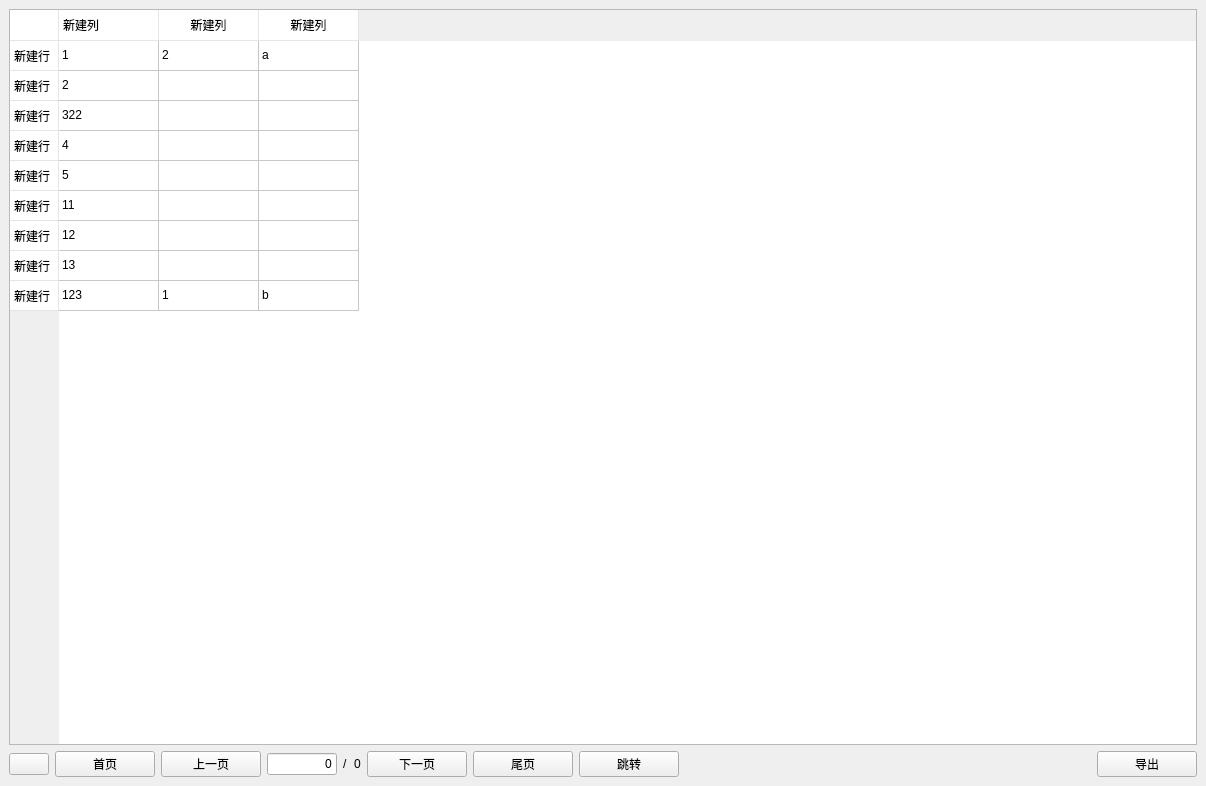
This is ui/PageTableWidget.ui in lj786824023/ljz-tools as Qt 5 draws it before an edit. The edited form follows.
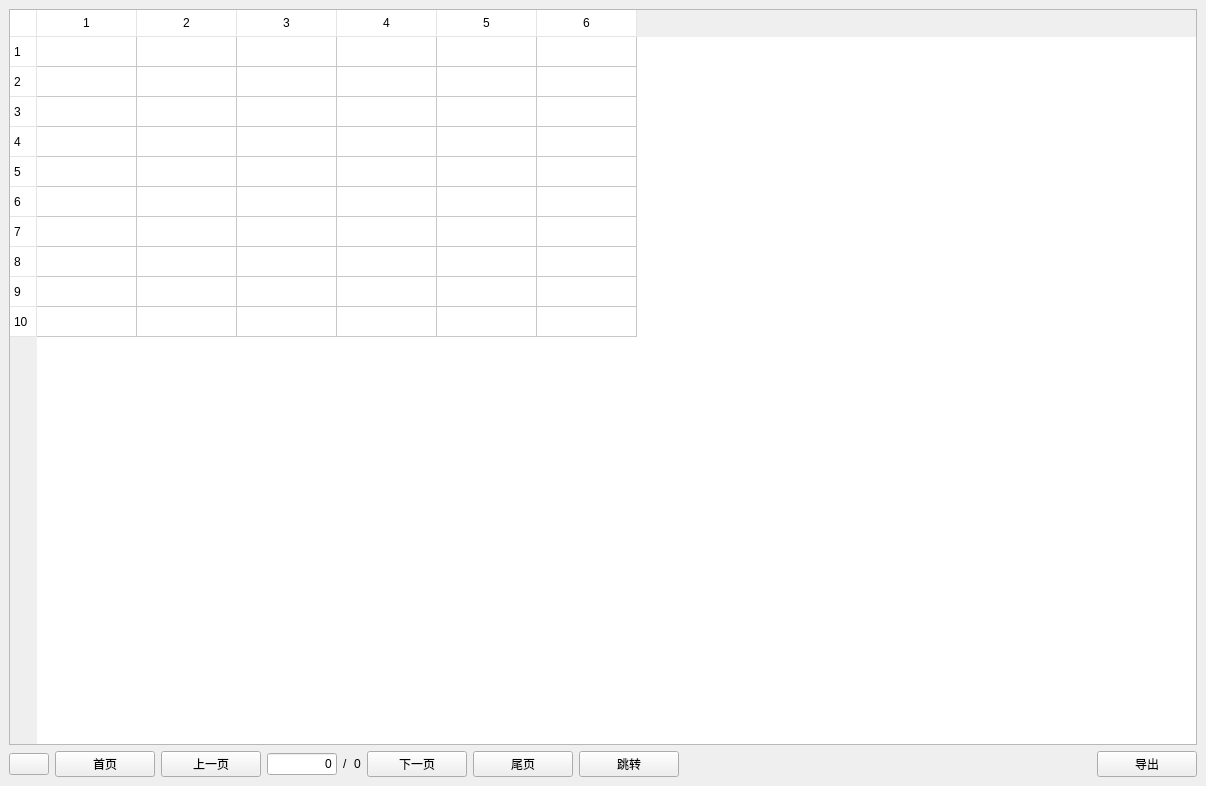
This is the edited form. Custom widgets are drawn as their Qt base class.

The edit to the form file:
```diff
--- a/ui/PageTableWidget.ui
+++ b/ui/PageTableWidget.ui
@@ -65,134 +65,28 @@
   border-radius: 3px; /*圆角度*/
 }</string>
      </property>
-     <row>
-      <property name="text">
-       <string>新建行</string>
-      </property>
-     </row>
-     <row>
-      <property name="text">
-       <string>新建行</string>
-      </property>
-     </row>
-     <row>
-      <property name="text">
-       <string>新建行</string>
-      </property>
-     </row>
-     <row>
-      <property name="text">
-       <string>新建行</string>
-      </property>
-     </row>
-     <row>
-      <property name="text">
-       <string>新建行</string>
-      </property>
-     </row>
-     <row>
-      <property name="text">
-       <string>新建行</string>
-      </property>
-     </row>
-     <row>
-      <property name="text">
-       <string>新建行</string>
-      </property>
-     </row>
-     <row>
-      <property name="text">
-       <string>新建行</string>
-      </property>
-     </row>
-     <row>
-      <property name="text">
-       <string>新建行</string>
-      </property>
-     </row>
-     <column>
-      <property name="text">
-       <string>新建列</string>
-      </property>
-      <property name="textAlignment">
-       <set>AlignLeading|AlignVCenter</set>
-      </property>
-     </column>
-     <column>
-      <property name="text">
-       <string>新建列</string>
-      </property>
-     </column>
-     <column>
-      <property name="text">
-       <string>新建列</string>
-      </property>
-     </column>
-     <item row="0" column="0">
-      <property name="text">
-       <string>1</string>
-      </property>
-     </item>
-     <item row="0" column="1">
-      <property name="text">
-       <string>2</string>
-      </property>
-     </item>
-     <item row="0" column="2">
-      <property name="text">
-       <string>a</string>
-      </property>
-     </item>
-     <item row="1" column="0">
-      <property name="text">
-       <string>2</string>
-      </property>
-     </item>
-     <item row="2" column="0">
-      <property name="text">
-       <string>322</string>
-      </property>
-     </item>
-     <item row="3" column="0">
-      <property name="text">
-       <string>4</string>
-      </property>
-     </item>
-     <item row="4" column="0">
-      <property name="text">
-       <string>5</string>
-      </property>
-     </item>
-     <item row="5" column="0">
-      <property name="text">
-       <string>11</string>
-      </property>
-     </item>
-     <item row="6" column="0">
-      <property name="text">
-       <string>12</string>
-      </property>
-     </item>
-     <item row="7" column="0">
-      <property name="text">
-       <string>13</string>
-      </property>
-     </item>
-     <item row="8" column="0">
-      <property name="text">
-       <string>123</string>
-      </property>
-     </item>
-     <item row="8" column="1">
-      <property name="text">
-       <string>1</string>
-      </property>
-     </item>
-     <item row="8" column="2">
-      <property name="text">
-       <string>b</string>
-      </property>
-     </item>
+     <property name="rowCount">
+      <number>10</number>
+     </property>
+     <property name="columnCount">
+      <number>6</number>
+     </property>
+     <row/>
+     <row/>
+     <row/>
+     <row/>
+     <row/>
+     <row/>
+     <row/>
+     <row/>
+     <row/>
+     <row/>
+     <column/>
+     <column/>
+     <column/>
+     <column/>
+     <column/>
+     <column/>
     </widget>
    </item>
    <item>
```
Left out of the diff: 6 changed lines with no effect on the pictures.
